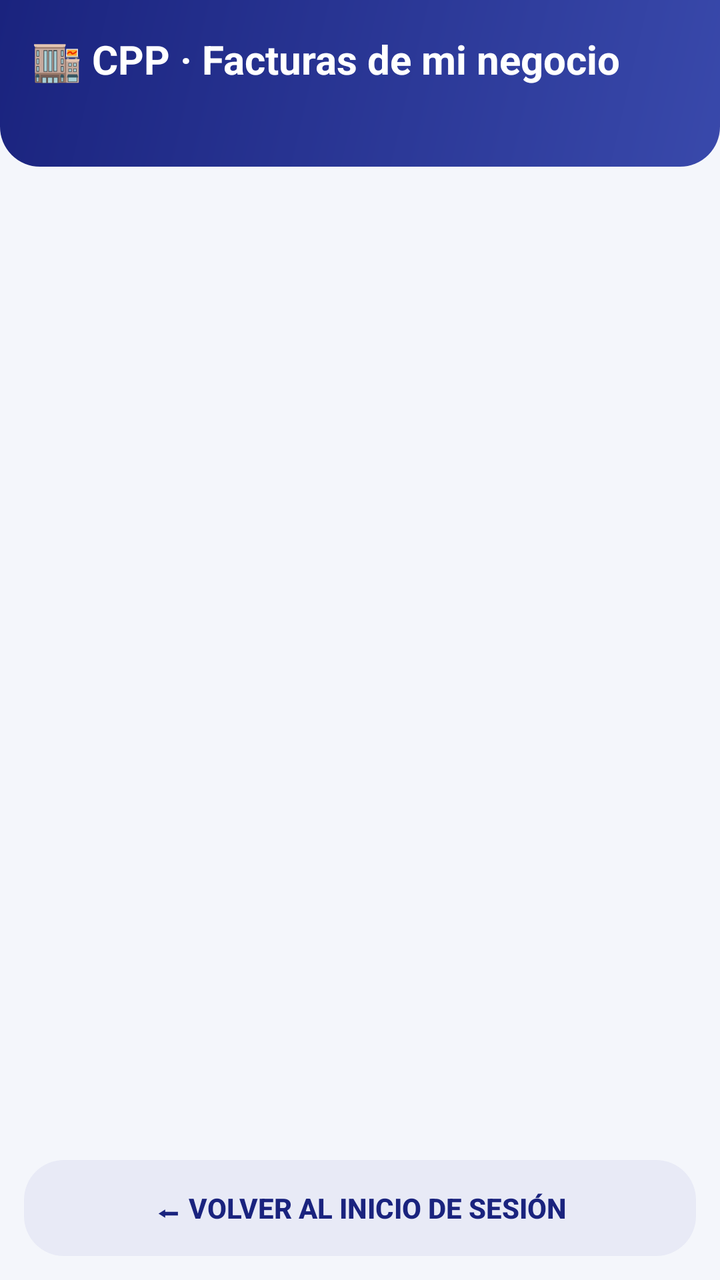
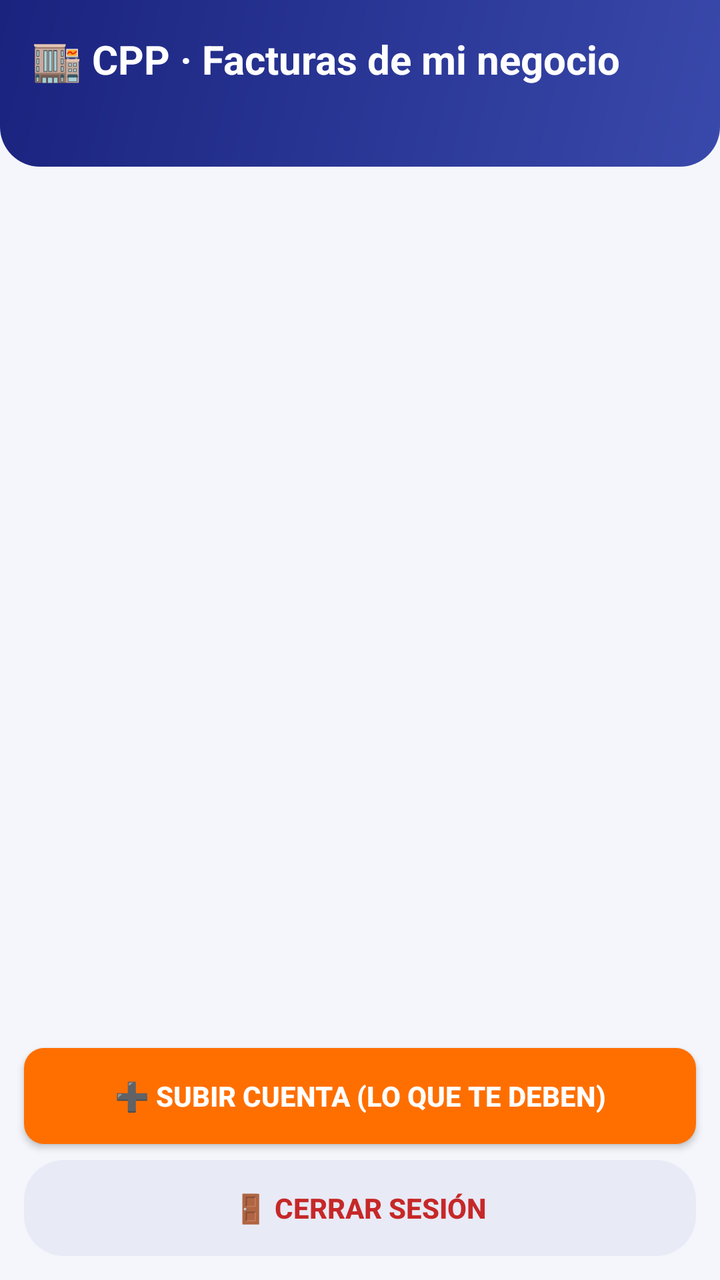

An Android layout rendered at two revisions. The XML below is the earlier revision; the diff shows what the commit changed to produce the second picture.
<!-- AndroidManifest.xml: application theme Theme.CPP -->
<!-- res/layout/activity_proveedor.xml -->
<?xml version="1.0" encoding="utf-8"?>
<LinearLayout xmlns:android="http://schemas.android.com/apk/res/android"
    android:layout_width="match_parent"
    android:layout_height="match_parent"
    android:background="@color/fondo_pantalla"
    android:orientation="vertical">

    <LinearLayout
        android:layout_width="match_parent"
        android:layout_height="wrap_content"
        android:background="@drawable/bg_encabezado"
        android:orientation="vertical"
        android:padding="16dp">

        <TextView
            android:layout_width="match_parent"
            android:layout_height="wrap_content"
            android:text="@string/titulo_proveedor"
            android:textColor="@color/blanco"
            android:textSize="20sp"
            android:textStyle="bold" />

        <TextView
            android:id="@+id/txtSubProveedor"
            android:layout_width="match_parent"
            android:layout_height="wrap_content"
            android:layout_marginTop="8dp"
            android:textColor="@color/blanco_90"
            android:textSize="12sp" />
    </LinearLayout>

    <TextView
        android:id="@+id/txtEstadoProveedor"
        android:layout_width="match_parent"
        android:layout_height="wrap_content"
        android:paddingStart="12dp"
        android:paddingTop="10dp"
        android:paddingEnd="12dp"
        android:textColor="@color/texto_normal"
        android:textSize="13sp"
        android:textStyle="bold" />

    <androidx.recyclerview.widget.RecyclerView
        android:id="@+id/recNotificaciones"
        android:layout_width="match_parent"
        android:layout_height="0dp"
        android:layout_weight="1"
        android:clipToPadding="false"
        android:paddingStart="12dp"
        android:paddingEnd="12dp"
        android:paddingBottom="12dp" />

    
    <Button
        android:id="@+id/btnEnviarFactura"
        android:layout_width="match_parent"
        android:layout_height="wrap_content"
        android:layout_marginStart="12dp"
        android:layout_marginEnd="12dp"
        android:layout_marginBottom="8dp"
        android:background="@drawable/bg_boton_principal"
        android:text="@string/proveedor_enviar"
        android:textColor="@color/texto_boton_principal"
        android:textStyle="bold"
        android:visibility="gone" />

    <Button
        android:id="@+id/btnSalirProveedor"
        style="?android:attr/borderlessButtonStyle"
        android:layout_width="match_parent"
        android:layout_height="wrap_content"
        android:layout_marginStart="12dp"
        android:layout_marginEnd="12dp"
        android:layout_marginBottom="12dp"
        android:background="@drawable/bg_boton_pill"
        android:text="@string/btn_salir_proveedor"
        android:textColor="@color/primario"
        android:textStyle="bold" />
</LinearLayout>
<!-- resources referenced by this layout -->
<resources>
  <color name="blanco">#FFFFFF</color>
  <color name="blanco_90">#E6FFFFFF</color>
  <color name="fondo_pantalla">#F4F6FB</color>
  <color name="primario">#1A237E</color>
  <color name="texto_normal">#212121</color>
  <!-- drawable bg_boton_pill (drawable) -->
  <?xml version="1.0" encoding="utf-8"?>
  <shape xmlns:android="http://schemas.android.com/apk/res/android"
      android:shape="rectangle">
      <corners android:radius="20dp" />
      <solid android:color="@color/primario_pastel" />
  </shape>
  <!-- drawable bg_boton_principal (drawable) -->
  <?xml version="1.0" encoding="utf-8"?>
  <selector xmlns:android="http://schemas.android.com/apk/res/android">
      <item android:state_enabled="false">
          <shape android:shape="rectangle">
              <corners android:radius="10dp" />
              <solid android:color="@color/gris_pendiente_claro" />
          </shape>
      </item>
      <item>
          <shape android:shape="rectangle">
              <corners android:radius="10dp" />
              <solid android:color="@color/acento" />
          </shape>
      </item>
  </selector>
  <!-- drawable bg_encabezado (drawable) -->
  <?xml version="1.0" encoding="utf-8"?>
  <shape xmlns:android="http://schemas.android.com/apk/res/android"
      android:shape="rectangle">
      <gradient
          android:angle="315"
          android:endColor="@color/primario_medio"
          android:startColor="@color/primario" />
      <corners
          android:bottomLeftRadius="20dp"
          android:bottomRightRadius="20dp" />
  </shape>
  <string name="btn_salir_proveedor">⬅ Volver al inicio de sesión</string>
  <string name="proveedor_enviar">📤 Enviar una factura</string>
  <string name="titulo_proveedor">🏬 CPP · Facturas de mi negocio</string>
  <style name="Theme.CPP" parent="Theme.AppCompat.DayNight.DarkActionBar">
          <item name="colorPrimary">@color/primario</item>
          <item name="colorPrimaryDark">@color/primario_oscuro</item>
          <item name="colorAccent">@color/acento</item>
      </style>
  <color name="primario_pastel">#E8EAF6</color>
  <color name="gris_pendiente_claro">#F5F5F5</color>
  <color name="acento">#FF6F00</color>
  <color name="primario_medio">#3949AB</color>
  <color name="primario_oscuro">#0D1442</color>
</resources>

<!-- the commit's change to res/layout/activity_proveedor.xml (unified diff, before → after) -->
@@ -52,17 +52,16 @@
 
     
     <Button
-        android:id="@+id/btnEnviarFactura"
+        android:id="@+id/btnSubirCuenta"
         android:layout_width="match_parent"
         android:layout_height="wrap_content"
         android:layout_marginStart="12dp"
         android:layout_marginEnd="12dp"
         android:layout_marginBottom="8dp"
         android:background="@drawable/bg_boton_principal"
-        android:text="@string/proveedor_enviar"
+        android:text="@string/btn_subir_cuenta"
         android:textColor="@color/texto_boton_principal"
-        android:textStyle="bold"
-        android:visibility="gone" />
+        android:textStyle="bold" />
 
     <Button
         android:id="@+id/btnSalirProveedor"
@@ -73,7 +72,7 @@
         android:layout_marginEnd="12dp"
         android:layout_marginBottom="12dp"
         android:background="@drawable/bg_boton_pill"
-        android:text="@string/btn_salir_proveedor"
-        android:textColor="@color/primario"
+        android:text="@string/proveedor_cerrar_sesion"
+        android:textColor="@color/rojo_error"
         android:textStyle="bold" />
 </LinearLayout>
<!-- resource entries referenced after the edit -->
@@ -3,6 +3,7 @@
   <color name="blanco">#FFFFFF</color>
   <color name="blanco_90">#E6FFFFFF</color>
   <color name="fondo_pantalla">#F4F6FB</color>
+  <color name="rojo_error">#C62828</color>
   <color name="primario">#1A237E</color>
   <color name="texto_normal">#212121</color>
   <!-- drawable bg_boton_pill (drawable) -->
@@ -40,8 +41,8 @@
           android:bottomLeftRadius="20dp"
           android:bottomRightRadius="20dp" />
   </shape>
-  <string name="btn_salir_proveedor">⬅ Volver al inicio de sesión</string>
-  <string name="proveedor_enviar">📤 Enviar una factura</string>
+  <string name="btn_subir_cuenta">➕ Subir cuenta (lo que te deben)</string>
+  <string name="proveedor_cerrar_sesion">🚪 Cerrar sesión</string>
   <string name="titulo_proveedor">🏬 CPP · Facturas de mi negocio</string>
   <style name="Theme.CPP" parent="Theme.AppCompat.DayNight.DarkActionBar">
           <item name="colorPrimary">@color/primario</item>
